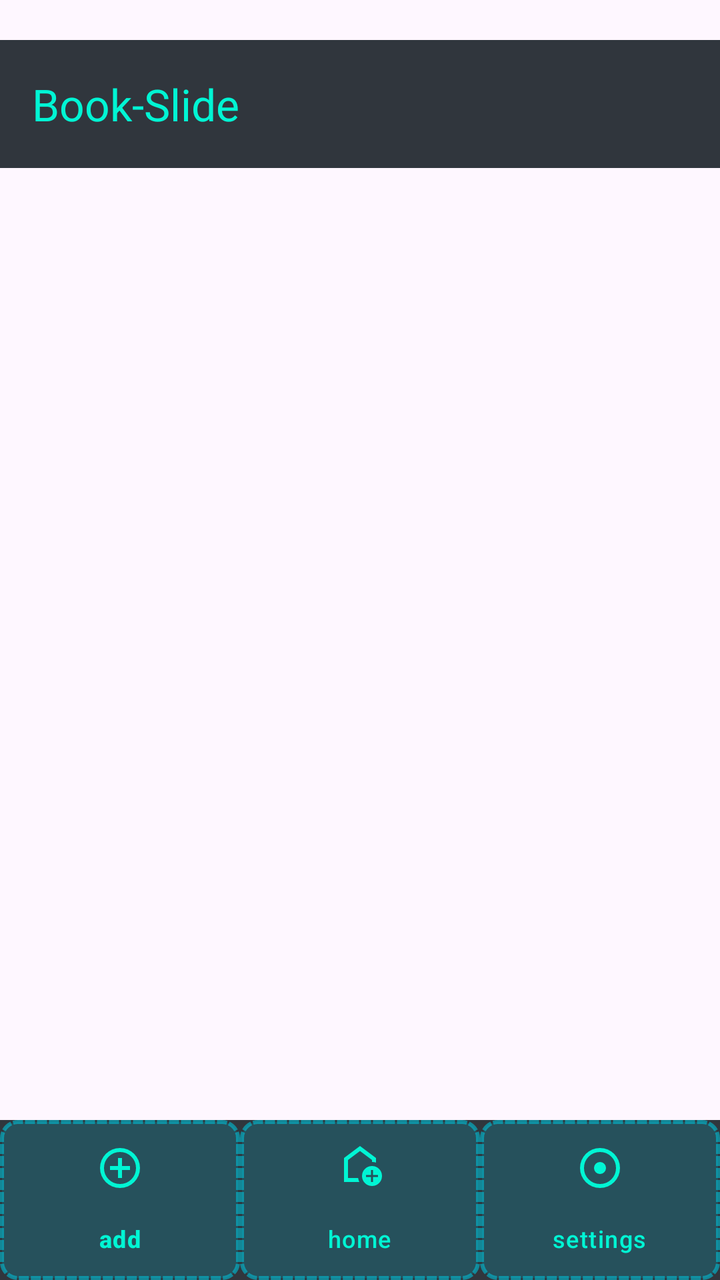
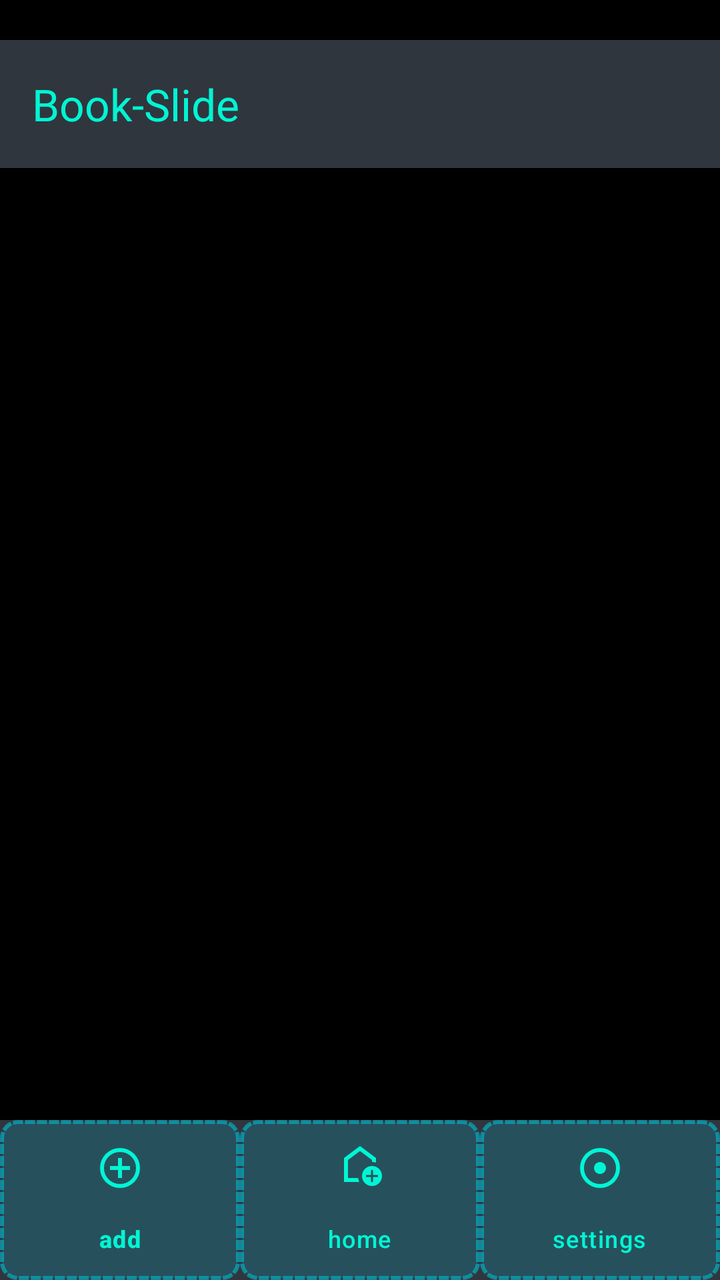

An Android layout rendered at two revisions. The XML below is the earlier revision; the diff shows what the commit changed to produce the second picture.
<!-- AndroidManifest.xml: application theme Theme.Bookslide -->
<!-- res/layout/activity_menu_lista_libros.xml -->
<?xml version="1.0" encoding="utf-8"?>
<androidx.constraintlayout.widget.ConstraintLayout
    xmlns:android="http://schemas.android.com/apk/res/android"
    xmlns:app="http://schemas.android.com/apk/res-auto"
    xmlns:tools="http://schemas.android.com/tools"
    android:id="@+id/main"
    android:layout_width="match_parent"
    android:layout_height="match_parent"
    tools:context=".actvities.MainActivity">

    <androidx.appcompat.widget.Toolbar
        android:id="@+id/toolbar_menu"
        android:layout_width="match_parent"
        android:layout_height="?attr/actionBarSize"
        android:background="@color/border_grey"
        app:title="Book-Slide"
        app:titleTextColor="@color/accent_cyan"
        android:layout_marginTop="20dp"
        app:layout_constraintTop_toTopOf="parent"
        app:layout_constraintStart_toStartOf="parent"
        app:layout_constraintEnd_toEndOf="parent" />


    <FrameLayout
        android:id="@+id/fragmentContainer"
        android:layout_width="0dp"
        android:layout_height="0dp"
        app:layout_constraintTop_toBottomOf="@id/toolbar_menu"
        app:layout_constraintBottom_toTopOf="@id/bottomNavigation"
        app:layout_constraintStart_toStartOf="parent"
        app:layout_constraintEnd_toEndOf="parent" />

    <com.google.android.material.bottomnavigation.BottomNavigationView
        android:id="@+id/bottomNavigation"
        android:layout_width="0dp"
        android:layout_height="wrap_content"

        android:background="@color/border_grey"
        app:itemActiveIndicatorStyle="@style/BottomNavigationActiveIndicator"

        app:itemBackground="@drawable/bottom_navigation_indicator"
        app:itemIconTint="@color/accent_cyan"

        app:itemRippleColor="@android:color/transparent"
        app:itemTextColor="@color/accent_cyan"

        app:labelVisibilityMode="labeled"
        app:layout_constraintBottom_toBottomOf="parent"
        app:layout_constraintEnd_toEndOf="parent"

        app:layout_constraintStart_toStartOf="parent"
        app:menu="@menu/menu_buttom_nav" />



</androidx.constraintlayout.widget.ConstraintLayout>
<!-- resources referenced by this layout -->
<resources>
  <color name="accent_cyan">#FF00F5D4</color>
  <color name="border_grey">#FF30363D</color>
  <!-- drawable bottom_navigation_indicator (drawable) -->
  <?xml version="1.0" encoding="utf-8"?>
  <shape xmlns:android="http://schemas.android.com/apk/res/android"
      android:shape="rectangle">
  
      <solid android:color="#3300BCD4" />
  
      <stroke
          android:width="2dp"
          android:color="#9900BCD4"
          android:dashWidth="5dp"
          android:dashGap="1dp" />
  
      <corners android:radius="8dp" />
  
  </shape>
  <style name="BottomNavigationActiveIndicator" parent="Widget.Material3.BottomNavigationView.ActiveIndicator">
  
          <item name="android:color">@color/Azul_transparente</item>
  
      </style>
  <style name="Theme.Bookslide" parent="Base.Theme.Bookslide" />
  <color name="Azul_transparente">#3300BCD4</color>&gt;
  <style name="Base.Theme.Bookslide" parent="Theme.Material3.DayNight.NoActionBar">
          
          
      </style>
</resources>

<!-- the commit's change to res/layout/activity_menu_lista_libros.xml (unified diff, before → after) -->
@@ -6,7 +6,8 @@
     android:id="@+id/main"
     android:layout_width="match_parent"
     android:layout_height="match_parent"
-    tools:context=".actvities.MainActivity">
+    tools:context=".actvities.MainActivity"
+    android:background="@color/bg_main">
 
     <androidx.appcompat.widget.Toolbar
         android:id="@+id/toolbar_menu"
<!-- resource entries referenced after the edit -->
@@ -1,6 +1,7 @@
 <!-- resources referenced by this layout -->
 <resources>
   <color name="accent_cyan">#FF00F5D4</color>
+  <color name="bg_main">#FF000000</color>
   <color name="border_grey">#FF30363D</color>
   <!-- drawable bottom_navigation_indicator (drawable) -->
   <?xml version="1.0" encoding="utf-8"?>
